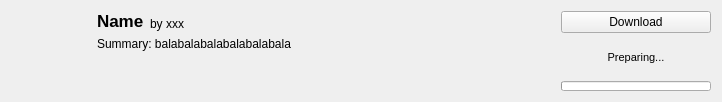
Old version of the form src/ui/curseforge/curseforgemoditemwidget.ui in the repository kaniol-lck/modmanager.
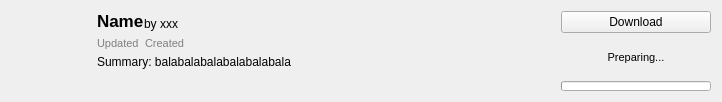
New version of the form. Icons and pictures are not drawn.

Commit message: mod date time info wip

Patch:
```diff
--- a/src/ui/curseforge/curseforgemoditemwidget.ui
+++ b/src/ui/curseforge/curseforgemoditemwidget.ui
@@ -14,7 +14,10 @@
    <string>Form</string>
   </property>
   <layout class="QGridLayout" name="gridLayout">
-   <item row="0" column="0" rowspan="2">
+   <property name="verticalSpacing">
+    <number>2</number>
+   </property>
+   <item row="0" column="0" rowspan="3">
     <widget class="QLabel" name="modIcon">
      <property name="sizePolicy">
       <sizepolicy hsizetype="Fixed" vsizetype="Fixed">
@@ -42,10 +45,72 @@
      </property>
     </widget>
    </item>
-   <item row="0" column="4">
+   <item row="0" column="1">
+    <layout class="QHBoxLayout" name="horizontalLayout">
+     <item>
+      <widget class="QLabel" name="modName">
+       <property name="sizePolicy">
+        <sizepolicy hsizetype="Preferred" vsizetype="Minimum">
+         <horstretch>0</horstretch>
+         <verstretch>0</verstretch>
+        </sizepolicy>
+       </property>
+       <property name="font">
+        <font>
+         <pointsize>13</pointsize>
+         <weight>75</weight>
+         <bold>true</bold>
+        </font>
+       </property>
+       <property name="toolTip">
+        <string notr="true"/>
+       </property>
+       <property name="text">
+        <string>Name</string>
+       </property>
+       <property name="wordWrap">
+        <bool>false</bool>
+       </property>
+      </widget>
+     </item>
+     <item>
+      <widget class="QLabel" name="modAuthors">
+       <property name="sizePolicy">
+        <sizepolicy hsizetype="Preferred" vsizetype="Preferred">
+         <horstretch>0</horstretch>
+         <verstretch>0</verstretch>
+        </sizepolicy>
+       </property>
+       <property name="toolTip">
+        <string notr="true"/>
+       </property>
+       <property name="text">
+        <string>by xxx</string>
+       </property>
+       <property name="alignment">
+        <set>Qt::AlignBottom|Qt::AlignLeading|Qt::AlignLeft</set>
+       </property>
+      </widget>
+     </item>
+     <item>
     <layout class="QHBoxLayout" name="tagsLayout"/>
    </item>
-   <item row="0" column="6" rowspan="2">
+     <item>
+      <spacer name="horizontalSpacer">
+       <property name="orientation">
+        <enum>Qt::Horizontal</enum>
+       </property>
+       <property name="sizeHint" stdset="0">
+        <size>
+         <width>40</width>
+         <height>20</height>
+        </size>
+       </property>
+      </spacer>
+     </item>
+    </layout>
+   </item>
+   <item row="0" column="2" rowspan="3">
     <layout class="QVBoxLayout" name="verticalLayout">
      <item>
       <widget class="QPushButton" name="downloadButton">
@@ -136,53 +201,70 @@
      </item>
     </layout>
    </item>
-   <item row="0" column="2">
-    <widget class="QLabel" name="modAuthors">
-     <property name="sizePolicy">
-      <sizepolicy hsizetype="Preferred" vsizetype="Preferred">
-       <horstretch>0</horstretch>
-       <verstretch>0</verstretch>
-      </sizepolicy>
-     </property>
-     <property name="toolTip">
-      <string notr="true"/>
+   <item row="1" column="1">
+    <layout class="QHBoxLayout" name="horizontalLayout_2">
+     <item>
+      <widget class="QLabel" name="label">
+       <property name="font">
+        <font>
+         <pointsize>8</pointsize>
+        </font>
+       </property>
+       <property name="styleSheet">
+        <string notr="true">color: rgb(127, 127, 127);</string>
      </property>
      <property name="text">
-      <string>by xxx</string>
-     </property>
-     <property name="alignment">
-      <set>Qt::AlignBottom|Qt::AlignLeading|Qt::AlignLeft</set>
-     </property>
-    </widget>
-   </item>
-   <item row="0" column="1">
-    <widget class="QLabel" name="modName">
-     <property name="sizePolicy">
-      <sizepolicy hsizetype="Preferred" vsizetype="Minimum">
-       <horstretch>0</horstretch>
-       <verstretch>0</verstretch>
-      </sizepolicy>
-     </property>
+        <string>Updated</string>
+       </property>
+      </widget>
+     </item>
+     <item>
+      <widget class="QLabel" name="modUpdateDate">
+       <property name="font">
+        <font>
+         <pointsize>8</pointsize>
+        </font>
+       </property>
+       <property name="styleSheet">
+        <string notr="true">color: rgb(127, 127, 127);</string>
+       </property>
+       <property name="text">
+        <string/>
+       </property>
+      </widget>
+     </item>
+     <item>
+      <widget class="QLabel" name="label_3">
      <property name="font">
       <font>
-       <pointsize>13</pointsize>
-       <weight>75</weight>
-       <bold>true</bold>
-      </font>
-     </property>
-     <property name="toolTip">
-      <string notr="true"/>
+         <pointsize>8</pointsize>
+        </font>
+       </property>
+       <property name="styleSheet">
+        <string notr="true">color: rgb(127, 127, 127);</string>
      </property>
      <property name="text">
-      <string>Name</string>
-     </property>
-     <property name="wordWrap">
-      <bool>false</bool>
-     </property>
-    </widget>
-   </item>
-   <item row="0" column="5">
-    <spacer name="horizontalSpacer">
+        <string>Created</string>
+       </property>
+      </widget>
+     </item>
+     <item>
+      <widget class="QLabel" name="modCreateDate">
+       <property name="font">
+        <font>
+         <pointsize>8</pointsize>
+        </font>
+       </property>
+       <property name="styleSheet">
+        <string notr="true">color: rgb(127, 127, 127);</string>
+       </property>
+       <property name="text">
+        <string/>
+       </property>
+      </widget>
+     </item>
+     <item>
+      <spacer name="horizontalSpacer_2">
      <property name="orientation">
       <enum>Qt::Horizontal</enum>
      </property>
@@ -194,7 +276,9 @@
      </property>
     </spacer>
    </item>
-   <item row="1" column="1" colspan="5">
+    </layout>
+   </item>
+   <item row="2" column="1">
     <widget class="QLabel" name="modSummary">
      <property name="sizePolicy">
       <sizepolicy hsizetype="Preferred" vsizetype="Expanding">
```
Lines whose indentation alone changed are shown as unchanged. The commit also changes 7 other files.
